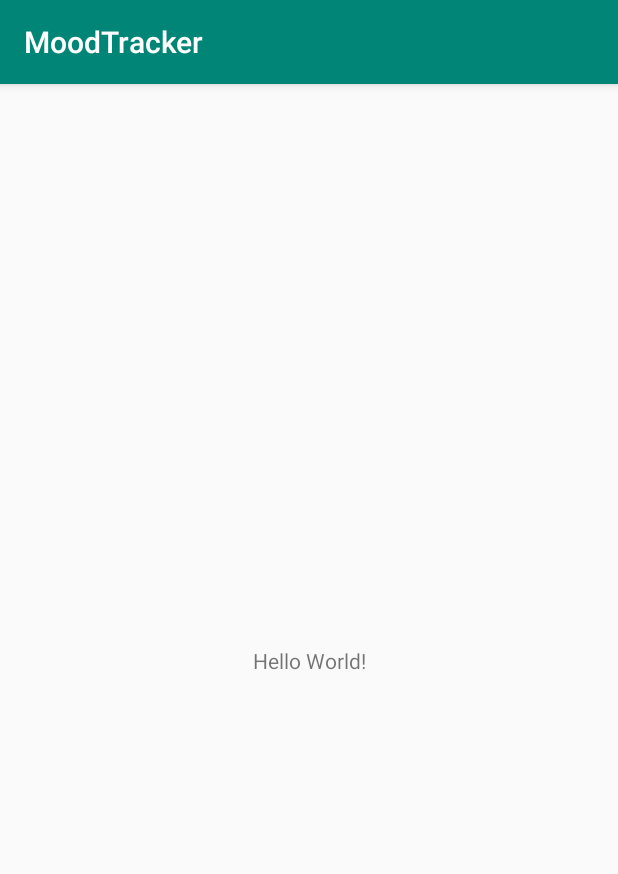
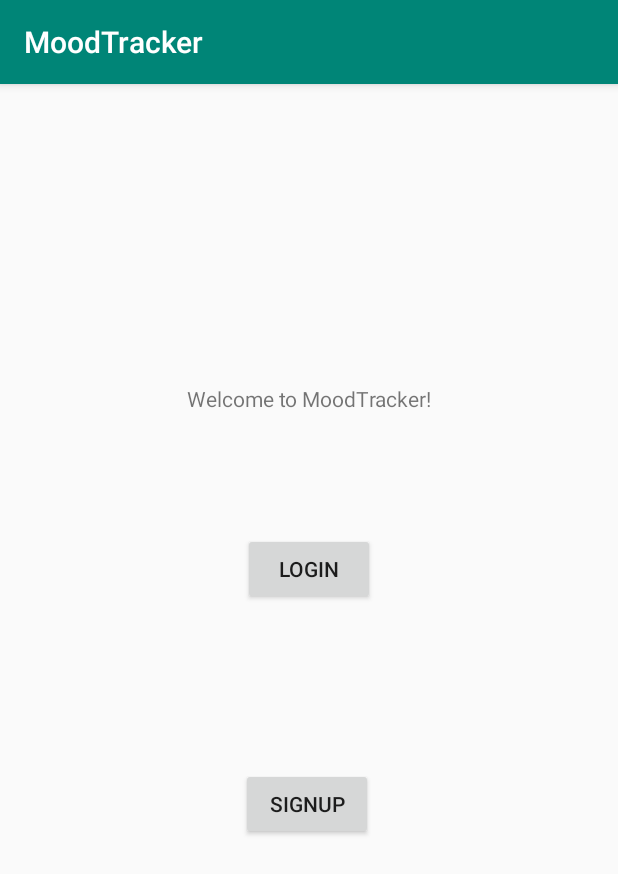
Before and after one commit to CMPUT301F19T26/MoodTracker, an Android app: the screen it shows after launch (MainActivity), on a phone screen of 412 x 824 dp. Shown: the top 874 px of the screen. Run offline under Robolectric (Android 15) with nearby library versions, the phone set to English and light mode, and no system bars; our stand-ins replace Firebase (no records; nobody signed in at launch, a user with empty details on screens opened directly); 2 statements that could not run were skipped.

Commit message:
Add signup and login buttons and fb auth check

```diff
--- a/src/app/build.gradle
+++ b/src/app/build.gradle
@@ -27,6 +27,8 @@ dependencies {
     implementation 'androidx.constraintlayout:constraintlayout:1.1.3'
     implementation 'com.google.firebase:firebase-firestore:21.1.1'
     implementation 'com.android.support:multidex:1.0.3'
+    implementation 'androidx.annotation:annotation:1.0.2'
+    implementation 'androidx.lifecycle:lifecycle-extensions:2.0.0'
     testImplementation 'junit:junit:4.12'
     androidTestImplementation 'androidx.test:runner:1.1.1'
     androidTestImplementation 'androidx.test.espresso:espresso-core:3.1.1'
--- a/src/app/src/main/AndroidManifest.xml
+++ b/src/app/src/main/AndroidManifest.xml
@@ -9,6 +9,9 @@
         android:roundIcon="@mipmap/ic_launcher_round"
         android:supportsRtl="true"
         android:theme="@style/AppTheme">
+        <activity
+            android:name=".ui.login.LoginActivity"
+            android:label="@string/title_activity_login"></activity>
         <activity android:name=".view.MainActivity">
             <intent-filter>
                 <action android:name="android.intent.action.MAIN" />
--- /dev/null
+++ b/src/app/src/main/java/com/example/moodtracker/view/HomeActivity.java
@@ -0,0 +1,4 @@
+package com.example.moodtracker.view;
+
+public class HomeActivity {
+}
--- /dev/null
+++ b/src/app/src/main/java/com/example/moodtracker/view/LoginActivity.java
@@ -0,0 +1,4 @@
+package com.example.moodtracker.view;
+
+public class LoginActivity {
+}
--- a/src/app/src/main/java/com/example/moodtracker/view/MainActivity.java
+++ b/src/app/src/main/java/com/example/moodtracker/view/MainActivity.java
@@ -2,15 +2,56 @@ package com.example.moodtracker.view;
 
 import androidx.appcompat.app.AppCompatActivity;
 
+import android.content.Intent;
 import android.os.Bundle;
+import android.view.View;
+import android.widget.Button;
+import android.widget.Toast;
 
 import com.example.moodtracker.R;
+import com.google.firebase.auth.FirebaseAuth;
+public class MainActivity extends AppCompatActivity {
 
-public class MainActivity extends AppCompatActivity {
+    FirebaseAuth fb_auth;
+    Button loginBtn;
+    Button signupBtn;
 
     @Override
     protected void onCreate(Bundle savedInstanceState) {
+
+        loginBtn = findViewById(R.id.button_login);
+        signupBtn = findViewById(R.id.button_signup);
+
         super.onCreate(savedInstanceState);
         setContentView(R.layout.activity_main);
+
+        loginBtn.setOnClickListener(new View.OnClickListener() {
+            @Override
+            public void onClick(View v) {
+                Intent loginIntent = new Intent(MainActivity.this, LoginActivity.class);
+                startActivity(loginIntent);
+            }
+        });
+
+        signupBtn.setOnClickListener(new View.OnClickListener() {
+            @Override
+            public void onClick(View v) {
+                Intent signupIntent = new Intent(MainActivity.this, SignupActivity.class);
+                startActivity(signupIntent);
+            }
+        });
+
+    }
+
+    @Override
+    protected void onStart() {
+        super.onStart();
+        fb_auth = FirebaseAuth.getInstance();
+        if (fb_auth.getCurrentUser() != null) {
+            Intent homeIntent = new Intent(MainActivity.this, HomeActivity.class);
+            startActivity(homeIntent);
+        } else {
+            Toast.makeText(MainActivity.this, "Hello", Toast.LENGTH_LONG).show();
+        }
     }
 }
--- /dev/null
+++ b/src/app/src/main/java/com/example/moodtracker/view/SignupActivity.java
@@ -0,0 +1,4 @@
+package com.example.moodtracker.view;
+
+public class SignupActivity {
+}
--- a/src/app/src/main/res/layout/activity_main.xml
+++ b/src/app/src/main/res/layout/activity_main.xml
@@ -6,13 +6,41 @@
     android:layout_height="match_parent"
     tools:context=".view.MainActivity">
 
+    <Button
+        android:id="@+id/button_signup"
+        android:layout_width="88dp"
+        android:layout_height="wrap_content"
+        android:layout_marginStart="160dp"
+        android:layout_marginEnd="163dp"
+        android:layout_marginBottom="224dp"
+        android:text="Signup"
+        app:layout_constraintBottom_toBottomOf="parent"
+        app:layout_constraintEnd_toEndOf="parent"
+        app:layout_constraintStart_toStartOf="parent"
+        app:layout_constraintTop_toBottomOf="@+id/button_login"
+        app:layout_constraintVertical_bias="0.732" />
+
     <TextView
+        android:id="@+id/textView"
         android:layout_width="wrap_content"
         android:layout_height="wrap_content"
-        android:text="Hello World!"
-        app:layout_constraintBottom_toBottomOf="parent"
+        android:layout_marginTop="200dp"
+        android:text="Welcome to MoodTracker!"
         app:layout_constraintLeft_toLeftOf="parent"
         app:layout_constraintRight_toRightOf="parent"
         app:layout_constraintTop_toTopOf="parent" />
 
+    <Button
+        android:id="@+id/button_login"
+        android:layout_width="88dp"
+        android:layout_height="wrap_content"
+        android:layout_marginStart="162dp"
+        android:layout_marginTop="80dp"
+        android:layout_marginEnd="162dp"
+        android:text="Login"
+        app:layout_constraintEnd_toEndOf="parent"
+        app:layout_constraintHorizontal_bias="1.0"
+        app:layout_constraintStart_toStartOf="parent"
+        app:layout_constraintTop_toBottomOf="@+id/textView" />
+
 </androidx.constraintlayout.widget.ConstraintLayout>
--- /dev/null
+++ b/src/app/src/main/res/values/dimens.xml
@@ -0,0 +1,5 @@
+<resources>
+    <!-- Default screen margins, per the Android Design guidelines. -->
+    <dimen name="activity_horizontal_margin">16dp</dimen>
+    <dimen name="activity_vertical_margin">16dp</dimen>
+</resources>
```
Also changed, not shown: src/app/src/main/res/values/strings.xml (+9 -0 lines).
